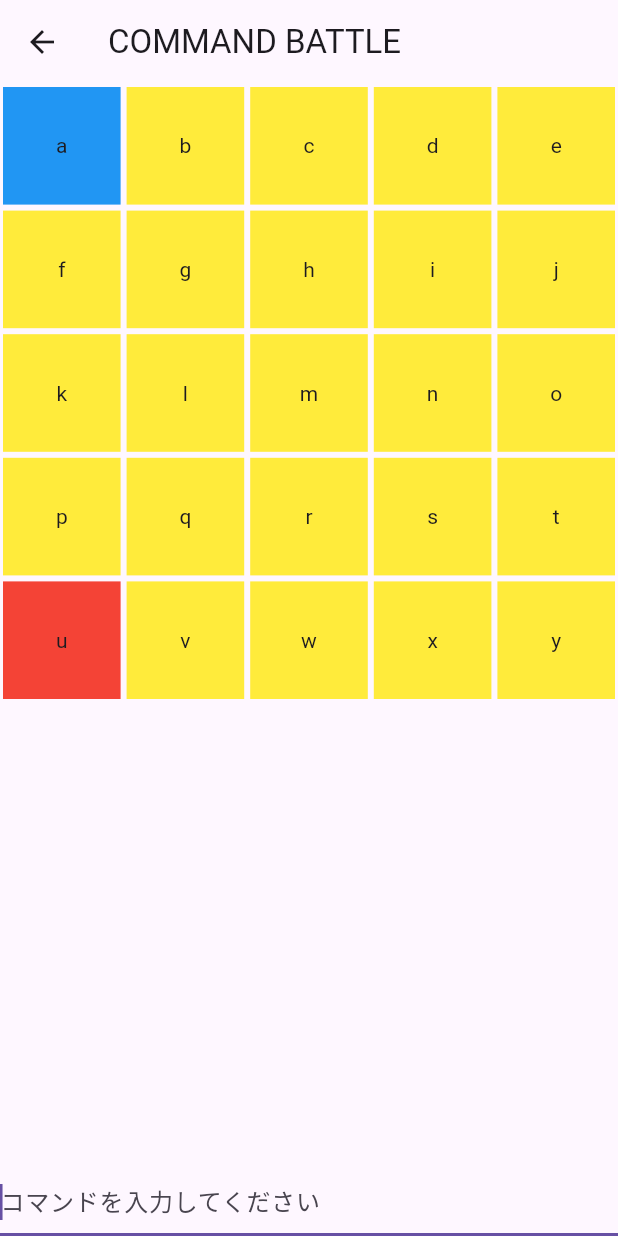
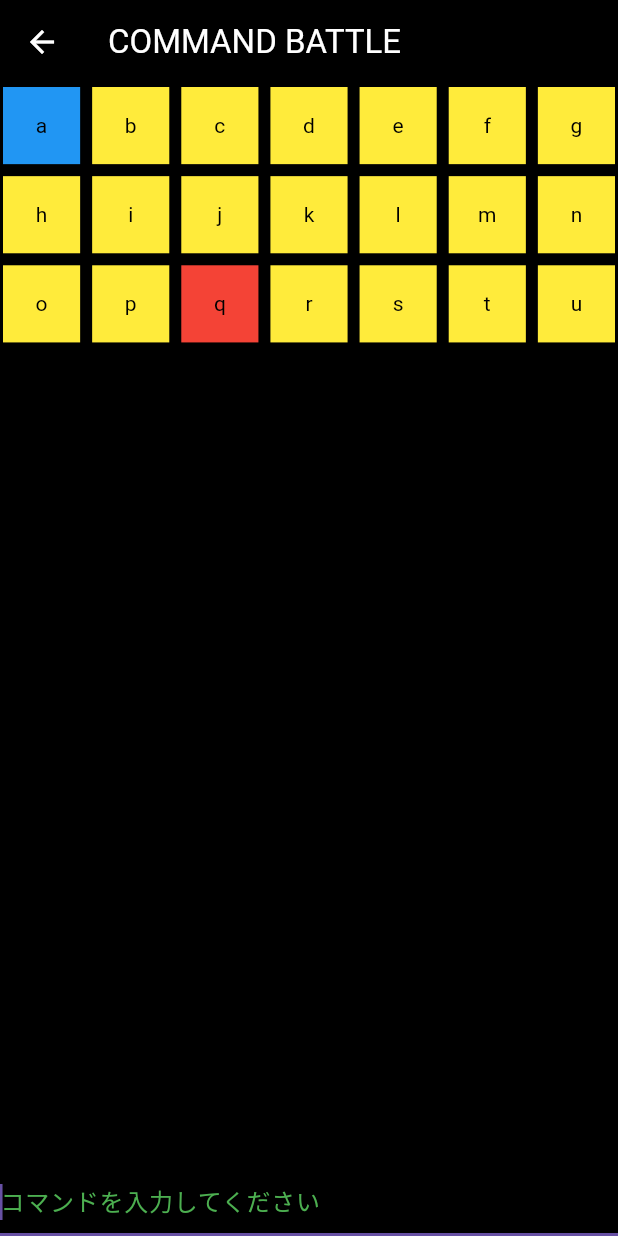
Before and after one commit to icho-plus/command-battle, a Flutter app: the screen it shows after launch, after a tap on "始める", on a phone screen of 412 x 824 dp. Run offline on Flutter 3.47's test engine with Material 3 defaults, Android fonts, the phone set to English and light mode, and no system bars.

Commit message:
changed color and box grid

```diff
--- a/lib/main.dart
+++ b/lib/main.dart
@@ -2,20 +2,30 @@ import 'dart:math';
 import 'package:flutter/material.dart';
 
 void main() {
-  runApp(MyApp());
+  runApp(const MyApp());
 }
 
 class MyApp extends StatelessWidget {
+  const MyApp({super.key});
+
   @override
   Widget build(BuildContext context) {
     return MaterialApp(
       debugShowCheckedModeBanner: false,
-      home: TitleScreen(),
+      theme: ThemeData(
+        scaffoldBackgroundColor: Colors.black, // 背景を黒に設定
+        textTheme: const TextTheme(
+          bodyMedium: TextStyle(color: Colors.white), // デフォルトのテキスト色を白に設定
+        ),
+      ),
+      home: const TitleScreen(),
     );
   }
 }
 
 class TitleScreen extends StatelessWidget {
+  const TitleScreen({super.key});
+
   @override
   Widget build(BuildContext context) {
     return Scaffold(
@@ -23,23 +33,24 @@ class TitleScreen extends StatelessWidget {
         child: Column(
           mainAxisAlignment: MainAxisAlignment.center,
           children: [
-            Text(
+            const Text(
               'COMMAND BATTLE',
               style: TextStyle(
                 fontSize: 36,
                 fontWeight: FontWeight.bold,
+                //color: Colors.white, // 白色に設定
               ),
               textAlign: TextAlign.center,
             ),
-            SizedBox(height: 40),
+            const SizedBox(height: 40),
             ElevatedButton(
               onPressed: () {
                 Navigator.push(
                   context,
-                  MaterialPageRoute(builder: (context) => MkdirApp()),
+                  MaterialPageRoute(builder: (context) => const MkdirApp()),
                 );
               },
-              child: Text(
+              child: const Text(
                 '始める',
                 style: TextStyle(fontSize: 20),
               ),
@@ -52,6 +63,8 @@ class TitleScreen extends StatelessWidget {
 }
 
 class MkdirApp extends StatefulWidget {
+  const MkdirApp({super.key});
+
   @override
   _MkdirAppState createState() => _MkdirAppState();
 }
@@ -62,12 +75,17 @@ class _MkdirAppState extends State<MkdirApp> {
   final Map<int, String?> _items = {};
   final List<String> _history = [];
   final ScrollController _scrollController = ScrollController();
+  final int totalSquares = 21; // 四角形の総数
+  final int crossAxisCount = 7; // 1行に表示する四角形の数
+  final double crossAxisSpacing = 4; // 列間の間隔
+  final double mainAxisSpacing = 4; // 行間の間隔
 
   int playerPosition = 0;
   int enemyPosition = 0;
   bool isGameOver = false;
   bool isPlayerTurn = true;
   String gameResult = '';
+
 
   @override
   void initState() {
@@ -85,7 +103,7 @@ class _MkdirAppState extends State<MkdirApp> {
       _history.clear();
 
       // 初期の四角形を作成
-      List<String> alphabet = List.generate(25, (index) => String.fromCharCode(97 + index));
+      List<String> alphabet = List.generate(totalSquares, (index) => String.fromCharCode(97 + index));
       for (int i = 0; i < alphabet.length; i++) {
         _items[i] = alphabet[i];
       }
@@ -95,7 +113,7 @@ class _MkdirAppState extends State<MkdirApp> {
 
       Random random = Random();
       do {
-        enemyPosition = random.nextInt(25); // 敵はランダム位置
+        enemyPosition = random.nextInt(totalSquares); // 敵はランダム位置
       } while (enemyPosition == playerPosition); // プレイヤーの位置と被らないように
     });
   }
@@ -104,7 +122,7 @@ class _MkdirAppState extends State<MkdirApp> {
     setState(() {
       _history.add(message);
       if (_scrollController.hasClients) {
-        Future.delayed(Duration(milliseconds: 100), () {
+        Future.delayed(const Duration(milliseconds: 100), () {
           _scrollController.jumpTo(_scrollController.position.maxScrollExtent);
         });
       }
@@ -121,7 +139,7 @@ class _MkdirAppState extends State<MkdirApp> {
     if (mkdirRegex.hasMatch(input)) {
       String dirName = mkdirRegex.firstMatch(input)!.group(1)!;
       if (_items.values.contains(dirName)) {
-        _addToHistory('エラー: "${dirName}" は既に存在しています。');
+        _addToHistory('エラー: "$dirName" は既に存在しています。');
       } else {
         setState(() {
           for (int i = 0; i < 100; i++) {
@@ -148,7 +166,7 @@ class _MkdirAppState extends State<MkdirApp> {
         });
         _addToHistory('プレイヤー: rm $dirName');
       } else {
-        _addToHistory('エラー: "${dirName}" は存在しません。');
+        _addToHistory('エラー: "$dirName" は存在しません。');
       }
     } else if (cdRegex.hasMatch(input)) {
       String dirName = cdRegex.firstMatch(input)!.group(1)!;
@@ -158,7 +176,7 @@ class _MkdirAppState extends State<MkdirApp> {
         });
         _addToHistory('プレイヤー: cd $dirName');
       } else {
-        _addToHistory('エラー: "${dirName}" は存在しません。');
+        _addToHistory('エラー: "$dirName" は存在しません。');
       }
     } else {
       _addToHistory('エラー: コマンドは以下の形式で入力してください:\n1. mkdir [名前]\n2. rm [名前]\n3. cd [名前]');
@@ -171,7 +189,7 @@ class _MkdirAppState extends State<MkdirApp> {
     setState(() {
       isPlayerTurn = false;
     });
-    Future.delayed(Duration(seconds: 1), _handleEnemyTurn);
+    Future.delayed(const Duration(seconds: 1), _handleEnemyTurn);
   }
 
 
@@ -194,7 +212,7 @@ class _MkdirAppState extends State<MkdirApp> {
       case 0: // mkdir
         if (availableIndexes.isNotEmpty) {
           int targetIndex = availableIndexes[random.nextInt(availableIndexes.length)];
-          String dirName = '敵_${targetIndex}';
+          String dirName = '$targetIndex';
           setState(() {
             _items[targetIndex] = dirName;
             command = 'mkdir $dirName';
@@ -272,7 +290,8 @@ class _MkdirAppState extends State<MkdirApp> {
     if (isGameOver) {
       return Scaffold(
         appBar: AppBar(
-          title: Text('Game Over'),
+          title: const Text('Game Over'),
+          backgroundColor: Colors.black, // AppBar背景色を黒に
         ),
         body: Center(
           child: Column(
@@ -280,23 +299,23 @@ class _MkdirAppState extends State<MkdirApp> {
             children: [
               Text(
                 gameResult,
-                style: TextStyle(fontSize: 40, fontWeight: FontWeight.bold),
+                style: const TextStyle(fontSize: 40, fontWeight: FontWeight.bold, color: Colors.white), // 白色
               ),
-              SizedBox(height: 20),
+              const SizedBox(height: 20),
               ElevatedButton(
                 onPressed: () => Navigator.pushReplacement(
                   context,
-                  MaterialPageRoute(builder: (context) => TitleScreen()),
+                  MaterialPageRoute(builder: (context) => const TitleScreen()),
                 ),
-                child: Text('タイトルに戻る'),
+                child: const Text('タイトルに戻る'),
               ),
-              SizedBox(height: 20),
+              const SizedBox(height: 20),
               ElevatedButton(
                 onPressed: () => Navigator.pushReplacement(
                   context,
-                  MaterialPageRoute(builder: (context) => MkdirApp()),
+                  MaterialPageRoute(builder: (context) => const MkdirApp()),
                 ),
-                child: Text('もう一度遊ぶ'),
+                child: const Text('もう一度遊ぶ'),
               ),
             ],
           ),
@@ -305,16 +324,20 @@ class _MkdirAppState extends State<MkdirApp> {
     }
     return Scaffold(
       appBar: AppBar(
-        title: Text('COMMAND BATTLE'),
+        title: const Text('COMMAND BATTLE'),
+        backgroundColor: Colors.black, // AppBarの背景色を黒に設定
+        foregroundColor: Colors.white, // 戻るボタンやアイコンの色を白に設定
       ),
       body: Column(
         children: [
           Expanded(
             child: GridView.builder(
               gridDelegate: SliverGridDelegateWithFixedCrossAxisCount(
-                crossAxisCount: 5,
+                crossAxisCount: crossAxisCount, // 四角形を縮小するために列の数を増やす
+                crossAxisSpacing: crossAxisSpacing, // 列間の間隔
+                mainAxisSpacing: mainAxisSpacing, // 行間の間隔
               ),
-              itemCount: 25,
+              itemCount: totalSquares,
               itemBuilder: (context, index) {
                 Color squareColor = Colors.grey[300]!;
                 if (index == playerPosition) {
@@ -326,12 +349,16 @@ class _MkdirAppState extends State<MkdirApp> {
                 }
 
                 return Container(
-                  margin: EdgeInsets.all(2),
+                  margin: const EdgeInsets.all(2),
                   color: squareColor,
                   child: Center(
                     child: Text(
                       _items[index] ?? '',
-                      style: TextStyle(fontSize: 14),
+                      style: const TextStyle(
+                          fontSize: 14,
+                          color: Colors.black, //四角形のテキストの色
+                      ),
+
                     ),
                   ),
                 );
@@ -339,7 +366,7 @@ class _MkdirAppState extends State<MkdirApp> {
             ),
           ),
           SizedBox(
-            height: 40, // 履歴欄の高さ
+            height: 140, // 履歴欄の高さ
             child: ListView.builder(
               controller: _scrollController,
               itemCount: _history.length,
@@ -351,7 +378,13 @@ class _MkdirAppState extends State<MkdirApp> {
           TextField(
             controller: _controller,
             focusNode: _focusNode,
-            decoration: InputDecoration(hintText: 'コマンドを入力してください'),
+            style: const TextStyle(
+              color: Colors.green, // 入力文字の色
+            ),
+            decoration: const InputDecoration(
+              hintText: 'コマンドを入力してください',
+              hintStyle: TextStyle(color: Colors.green), // プレースホルダーの色
+            ),
             onSubmitted: _handlePlayerCommand,
           ),
         ],
```
